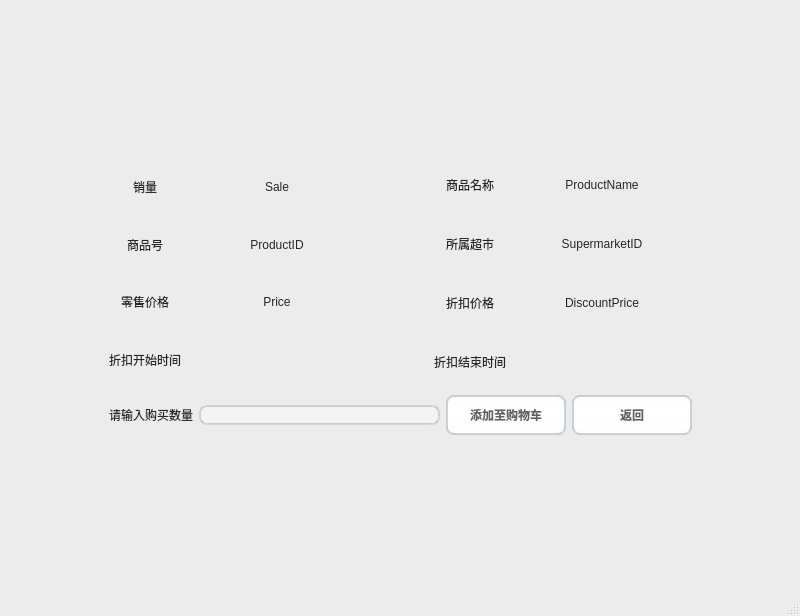
CarlosDJY/QtBasedGroupWork, file mainCode/productinfo.ui: the form before one commit.
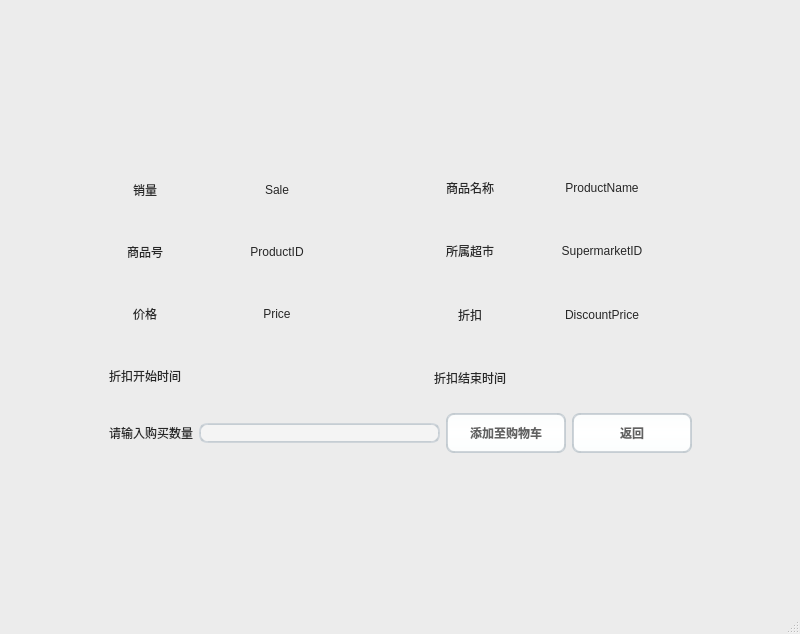
The form after the commit. Icons and pictures are not drawn.

Diff of the .ui file:
```diff
--- a/mainCode/productinfo.ui
+++ b/mainCode/productinfo.ui
@@ -7,7 +7,7 @@
     <x>0</x>
     <y>0</y>
     <width>800</width>
-    <height>600</height>
+    <height>634</height>
    </rect>
   </property>
   <property name="windowTitle">
@@ -505,7 +505,7 @@
              </size>
             </property>
             <property name="text">
-             <string>&lt;html&gt;&lt;head/&gt;&lt;body&gt;&lt;p align=&quot;center&quot;&gt;零售价格&lt;/p&gt;&lt;/body&gt;&lt;/html&gt;</string>
+             <string>&lt;html&gt;&lt;head/&gt;&lt;body&gt;&lt;p align=&quot;center&quot;&gt;价格&lt;/p&gt;&lt;/body&gt;&lt;/html&gt;</string>
             </property>
            </widget>
           </item>
@@ -725,7 +725,7 @@
              </size>
             </property>
             <property name="text">
-             <string>&lt;html&gt;&lt;head/&gt;&lt;body&gt;&lt;p align=&quot;center&quot;&gt;折扣价格&lt;/p&gt;&lt;/body&gt;&lt;/html&gt;</string>
+             <string>&lt;html&gt;&lt;head/&gt;&lt;body&gt;&lt;p align=&quot;center&quot;&gt;折扣&lt;/p&gt;&lt;/body&gt;&lt;/html&gt;</string>
             </property>
            </widget>
           </item>
```
Left out of the diff: 2 changed lines with no effect on the pictures.
